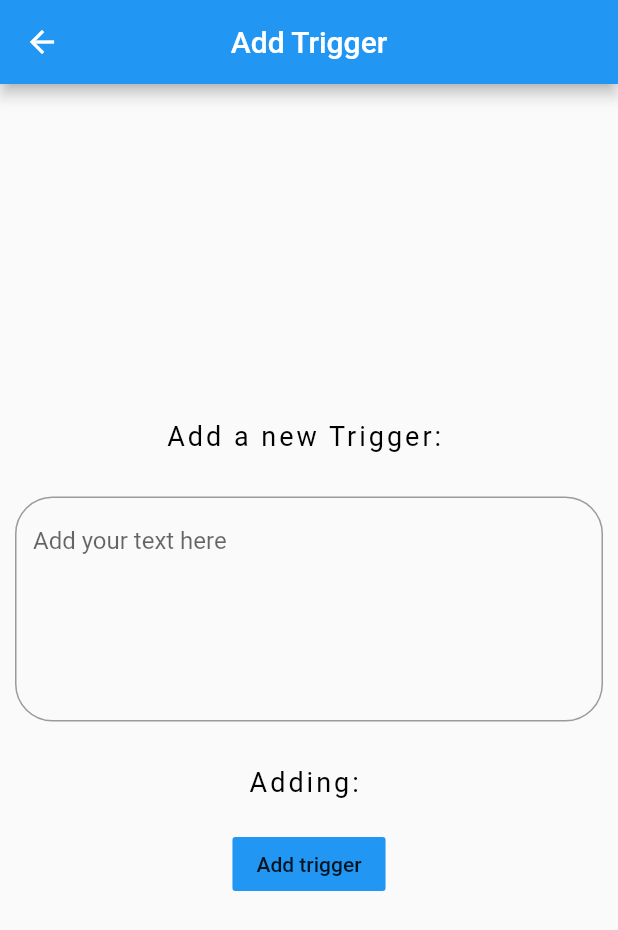
After one commit to irfanyusra/Puffaway, a Flutter app: the screen it shows after launch, after a tap on "Add trigger", on a phone screen of 412 x 824 dp. The commit adds this screen. Shown: the top 930 px of the screen. Run offline on Flutter 3.47's test engine with Material 2 defaults, Android fonts, the phone set to English and light mode, and no system bars.

Commit message:
Add trigger page added

```diff
--- a/vape_app/lib/main.dart
+++ b/vape_app/lib/main.dart
@@ -1,4 +1,5 @@
 import 'package:flutter/material.dart';
+import 'package:vape_app/pages/add_trigger.dart';
 import 'package:vape_app/pages/all_logs.dart';
 import 'package:vape_app/pages/loading.dart';
 import 'package:vape_app/pages/logging.dart';
@@ -15,6 +16,7 @@ void main() => runApp(MaterialApp(
         '/recommendations': (context) => Recommendation(),
         '/reflections': (context) => Reflections(),
         '/all_logs': (context) => AllLogs(),
+        '/add_trigger': (context) => AddTrigger(),
         //add more routes here
       },
     )
--- /dev/null
+++ b/vape_app/lib/pages/add_trigger.dart
@@ -0,0 +1,104 @@
+import 'package:flutter/cupertino.dart';
+import 'package:flutter/material.dart';
+import 'package:flutter/widgets.dart';
+
+class AddTrigger extends StatefulWidget {
+  @override
+  _AddTriggerState createState() => _AddTriggerState();
+}
+
+class _AddTriggerState extends State<AddTrigger> {
+
+  final addTriggerTextController = TextEditingController();
+
+  @override
+  void dispose() {
+    // Clean up the controller when the widget is disposed.
+    addTriggerTextController.dispose();
+    super.dispose();
+  }
+
+  @override
+  Widget build(BuildContext context) {
+    return Scaffold(
+        appBar: AppBar(
+        title: Text('Add Trigger'),
+    centerTitle: true,
+    ),
+    body: Center(child: SafeArea(
+    child: Column(
+    mainAxisAlignment: MainAxisAlignment.center,
+    children: <Widget>[
+      Container(
+        child: Text(
+          'Add a new Trigger: ',
+          style: TextStyle(
+            color: Colors.black,
+            letterSpacing: 2.0,
+            fontSize: 18,
+          ),
+        ),
+      ),
+      SizedBox(
+        height: 20.0,
+      ),
+      Container(
+        height: 170,
+//                color: Colors.grey[300],
+        padding: EdgeInsets.all(10.0),
+        child: new ConstrainedBox(
+          constraints: BoxConstraints(
+            maxHeight: 150.0,
+          ),
+          child: new Scrollbar(
+            child: new SingleChildScrollView(
+              scrollDirection: Axis.vertical,
+              reverse: true,
+              child: SizedBox(
+                height: 150.0,
+                child: new TextField(
+                  controller: addTriggerTextController,
+                  maxLines: 10,
+                  decoration: new InputDecoration(
+                    border: new OutlineInputBorder(
+                      borderRadius: new BorderRadius.circular(25.0),
+                      borderSide: new BorderSide(),
+                    ),
+                    hintText: 'Add your text here',
+                  ),
+                ),
+              ),
+            ),
+          ),
+        ),
+      ),
+      SizedBox(
+        height: 20.0,
+      ),
+      Container(
+        child: Text(
+          'Adding: ${addTriggerTextController.text}',
+          style: TextStyle(
+            color: Colors.black,
+            letterSpacing: 2.0,
+            fontSize: 18,
+          ),
+        ),
+      ),
+      SizedBox(
+        height: 20.0,
+      ),
+    FlatButton(
+    color: Colors.blue,
+    child: Text('Add trigger'),
+      onPressed: () {
+        setState(() {
+          addTriggerTextController.text = addTriggerTextController.text;
+        });
+      },
+    ),
+    ]
+    ))
+    ));
+  }
+}
--- a/vape_app/lib/pages/logging.dart
+++ b/vape_app/lib/pages/logging.dart
@@ -30,6 +30,18 @@ class _LoggingState extends State<Logging> {
                 '/all_logs',
               );
             },
+
+          ),
+          FlatButton(
+            color: Colors.blue,
+            child: Text('Add trigger'),
+            onPressed: () {
+              Navigator.pushNamed(
+                context,
+                '/add_trigger',
+              );
+            },
+
           ),
         ],
       )),
```
